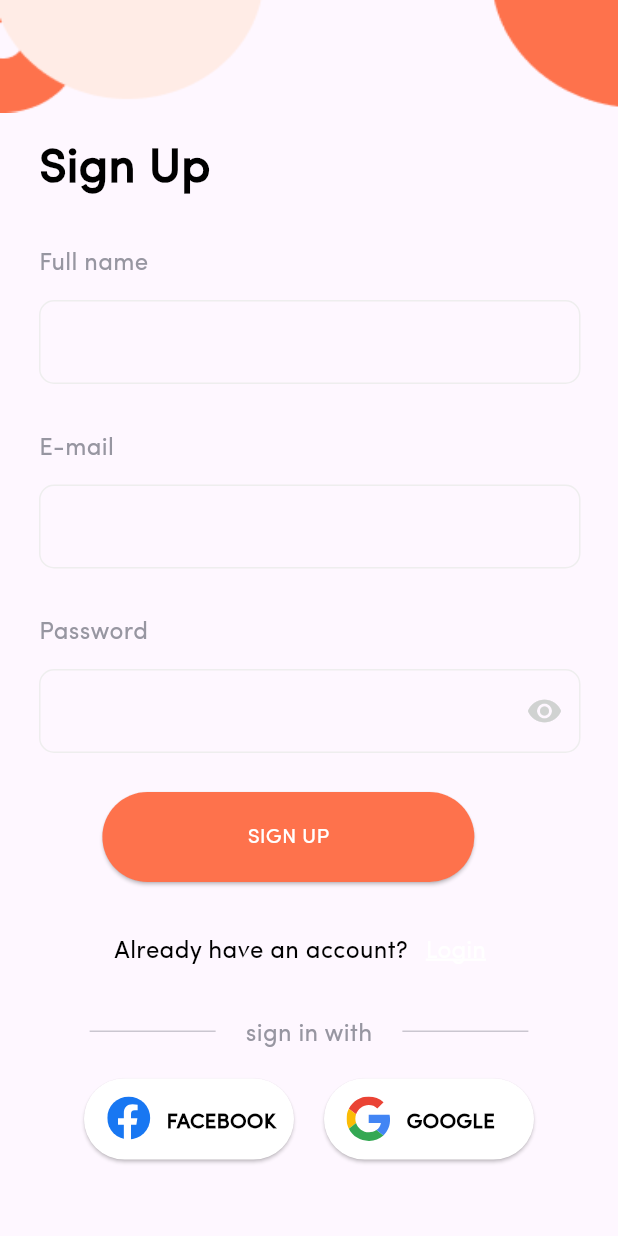
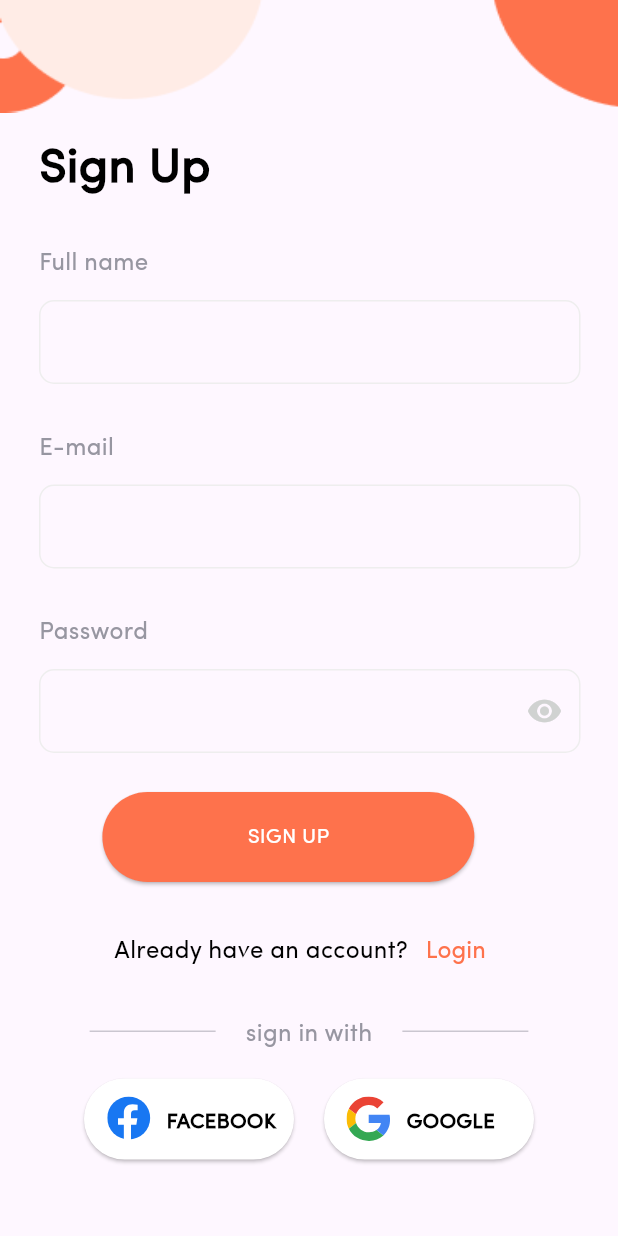
Before and after one commit to james1507/food_hub_app, a Flutter app: the screen it shows after launch, after a tap on "Start with email or phone", on a phone screen of 412 x 824 dp. Run offline on Flutter 3.47's test engine with Material 2 defaults, Android fonts, the light colour scheme and no system bars; our stand-ins replace firebase_auth, firebase_core, flutter_riverpod, flutter_svg, freezed_annotation, google_sign_in; missing offline and left inert: flutter_facebook_auth; accounts and stored records are empty; network calls fail.

Commit message:
fix already account or not (underline)

```diff
--- a/lib/presentation/view/custom_widgets/custom_button_widget.dart
+++ b/lib/presentation/view/custom_widgets/custom_button_widget.dart
@@ -31,13 +31,13 @@ class CustomButtonWidget {
     );
   }
 
-  static Widget alreadyAccountOrDont({
-    String status = "",
-    String statusTextForButton = "",
-    required VoidCallback onPressed,
-    Color color = AppColors.primaryBackgroundColor,
-    Color colorButton = AppColors.primaryBackgroundColor,
-  }) {
+  static Widget alreadyAccountOrDont(
+      {String status = "",
+      String statusTextForButton = "",
+      required VoidCallback onPressed,
+      Color color = AppColors.primaryBackgroundColor,
+      Color colorButton = AppColors.primaryBackgroundColor,
+      bool underline = false}) {
     return Row(
       mainAxisAlignment: MainAxisAlignment.center,
       children: [
@@ -49,7 +49,9 @@ class CustomButtonWidget {
           onPressed: onPressed,
           child: Text(
             statusTextForButton,
-            style: CustomStyle.underlinePrimary16,
+            style: underline
+                ? CustomStyle.underlinePrimary16
+                : CustomStyle.customAlready(color: colorButton),
           ),
         ),
       ],
--- a/lib/presentation/view/sign_up/sign_up_screen.dart
+++ b/lib/presentation/view/sign_up/sign_up_screen.dart
@@ -94,11 +94,6 @@ class _SignUpScreenState extends ConsumerState<SignUpScreen> {
               children: [
                 CustomButtonWidget.authSocialLoginButton(
                   onPress: () {
-                    // AuthService.signInWithFacebook();
-
-                    // setState(() {
-                    //   initAuth();
-                    // });
                     ref
                         .read(loginControllerProvider.notifier)
                         .loginWithFacebook(context);
@@ -109,11 +104,6 @@ class _SignUpScreenState extends ConsumerState<SignUpScreen> {
                 CustomWidget.spaceW(20),
                 CustomButtonWidget.authSocialLoginButton(
                   onPress: () {
-                    // AuthService.signInWithGoogle();
-                    // setState(() {
-                    //   initAuth();
-                    // });
-
                     ref
                         .read(loginControllerProvider.notifier)
                         .loginWithGoogle(context);
@@ -123,6 +113,7 @@ class _SignUpScreenState extends ConsumerState<SignUpScreen> {
                 ),
               ],
             ),
+            CustomWidget.spaceH(20),
           ],
         ),
       ),
--- a/lib/presentation/view/welcome/welcome_screen.dart
+++ b/lib/presentation/view/welcome/welcome_screen.dart
@@ -90,6 +90,7 @@ class _WelcomeScreenState extends ConsumerState<WelcomeScreen> {
                     CustomButtonWidget.alreadyAccountOrDont(
                       status: 'Already have an account?',
                       statusTextForButton: 'Sign In',
+                      underline: true,
                       onPressed: () {
                         Navigator.pushNamed(context, '/login');
                       },
```
